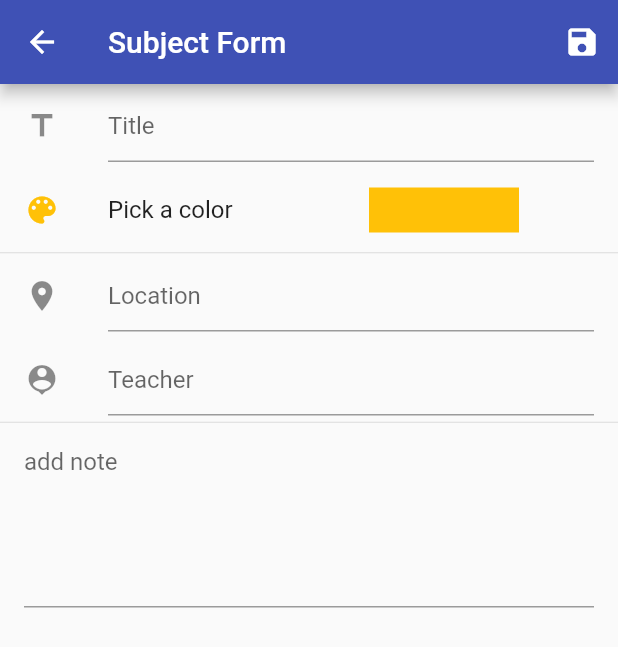
After one commit to kowama/scholar-agenda, a Flutter app: the SubjectForm screen opened by its route, on a phone screen of 412 x 824 dp. The commit adds this screen. Shown: the top 647 px of the screen. Run offline on Flutter 3.47's test engine with Material 2 defaults, Android fonts, the phone set to English and light mode, and no system bars; our stand-ins replace flutter_speed_dial; missing offline and left inert: flutter_material_color_picker.

Commit message:
Subject form base

```diff
--- a/lib/main.dart
+++ b/lib/main.dart
@@ -3,6 +3,7 @@ import 'package:flutter/material.dart';
 import 'package:scholar_agenda/page/agenda/agenda_page.dart';
 import 'package:scholar_agenda/page/home/home_page.dart';
 import 'package:scholar_agenda/page/settings/settings_page.dart';
+import 'package:scholar_agenda/page/subject/subject_form.dart';
 import 'package:scholar_agenda/page/subject/subject_page.dart';
 import 'package:scholar_agenda/page/timetable/timetable_page.dart';
 
@@ -20,6 +21,7 @@ class ScholarAgendaApp extends StatelessWidget {
       routes: <String, WidgetBuilder>{
         AGENDA_PAGE_ROUTE: (BuildContext context) => AgendaPage(),
         SUBJECT_PAGE_ROUTE: (BuildContext context) => SubjectPage(),
+        SUBJECT_FORM_ROUTE: (BuildContext context) => SubjectForm(),
         TIMETABLE_PAGE_ROUTE: (BuildContext context) => TimetablePage(),
         SETTINGS_PAGE_ROUTE: (BuildContext context) => SettingsPage(),
       },
--- /dev/null
+++ b/lib/page/subject/subject_form.dart
@@ -0,0 +1,133 @@
+import 'package:flutter/material.dart';
+import 'package:flutter_material_color_picker/flutter_material_color_picker.dart';
+import 'package:scholar_agenda/model/subject.dart';
+import 'package:scholar_agenda/page/subject/subject_page.dart';
+
+const String SUBJECT_FORM_ROUTE = "/subject/form";
+
+class SubjectForm extends StatefulWidget {
+  SubjectForm({Key key}) : super(key: key);
+  final String title = 'Subject Form';
+  final Subject _subject = Subject();
+
+  @override
+  _SubjectFormState createState() => _SubjectFormState();
+}
+
+class _SubjectFormState extends State<SubjectForm> {
+  Color _currentColor = Colors.amber;
+
+  void _changeColor(Color color) => setState(() => _currentColor = color);
+
+  void _saveSubject() {}
+
+  @override
+  Widget build(BuildContext context) {
+    return Scaffold(
+      appBar: AppBar(
+        title: Text(widget.title),
+        actions: <Widget>[
+          IconButton(
+              icon: Icon(Icons.save),
+              onPressed: () {
+                _saveSubject();
+                Navigator.pushNamed(context, SUBJECT_PAGE_ROUTE);
+              })
+        ],
+      ),
+      body: ListView(
+        children: <Widget>[
+          ListTile(
+            leading: Icon(Icons.title),
+            title: TextField(
+              decoration: InputDecoration(
+                hintText: "Title",
+              ),
+            ),
+          ),
+          ListTile(
+            leading: Icon(
+              Icons.color_lens,
+              color: _currentColor,
+            ),
+            title: Text('Pick a color'),
+            trailing: Container(
+              alignment: Alignment.center,
+              margin: EdgeInsets.only(right: 50),
+              width: 100,
+              height: 30,
+              color: _currentColor,
+            ),
+            onTap: () {
+              showDialog(
+                context: context,
+                builder: (BuildContext context) {
+                  return AlertDialog(
+                    title: Text('Select a color'),
+                    content: SingleChildScrollView(
+                      child: MaterialColorPicker(
+                        selectedColor: _currentColor,
+                        onColorChange: _changeColor,
+                      ),
+                    ),
+                    actions: <Widget>[
+                      FlatButton(
+                        child: Text("Custom"),
+                        onPressed: () {
+                          Navigator.of(context).pop();
+                        },
+                      ),
+                      FlatButton(
+                        child: Text("Close"),
+                        onPressed: () {
+                          Navigator.of(context).pop();
+                        },
+                      ),
+                      FlatButton(
+                        child: Text("OK"),
+                        onPressed: () {
+                          Navigator.of(context).pop();
+                        },
+                      ),
+                    ],
+                  );
+                },
+              );
+            },
+          ),
+          Divider(
+            height: 1.0,
+          ),
+          ListTile(
+            leading: Icon(Icons.room),
+            title: TextField(
+              decoration: InputDecoration(
+                hintText: "Location",
+              ),
+            ),
+          ),
+          ListTile(
+            leading: Icon(Icons.person_pin),
+            title: TextField(
+              decoration: InputDecoration(
+                hintText: "Teacher",
+              ),
+            ),
+          ),
+          Divider(
+            height: 1.0,
+          ),
+          ListTile(
+            title: TextField(
+              keyboardType: TextInputType.multiline,
+              maxLines: 5,
+              decoration: InputDecoration(
+                hintText: "add note",
+              ),
+            ),
+          )
+        ],
+      ),
+    );
+  }
+}
--- a/lib/page/subject/subject_page.dart
+++ b/lib/page/subject/subject_page.dart
@@ -1,4 +1,5 @@
 import 'package:flutter/material.dart';
+import 'package:scholar_agenda/page/subject/subject_form.dart';
 import '../navigation.dart';
 
 const String SUBJECT_PAGE_ROUTE = "/subject";
@@ -12,8 +13,6 @@ class SubjectPage extends StatefulWidget {
 }
 
 class _SubjectPageState extends State<SubjectPage> {
-  _action() {}
-
   @override
   Widget build(BuildContext context) {
     return Scaffold(
@@ -32,7 +31,7 @@ class _SubjectPageState extends State<SubjectPage> {
         ),
       ),
       floatingActionButton: FloatingActionButton(
-        onPressed: _action(),
+        onPressed: () => Navigator.pushNamed(context, SUBJECT_FORM_ROUTE),
         tooltip: 'Action',
         child: Icon(Icons.add),
       ),
--- a/pubspec.yaml
+++ b/pubspec.yaml
@@ -23,6 +23,9 @@ dependencies:
   # The following adds the Cupertino Icons font to your application.
   # Use with the CupertinoIcons class for iOS style icons.
   cupertino_icons: ^0.1.2
+  flutter_speed_dial: ^1.2.1
+  flutter_material_color_picker: ^1.0.3
+
 
 dev_dependencies:
   flutter_test:
```
Also changed, not shown: lib/model/subject.dart (+1 -6 lines), lib/page/home/home_page.dart (+52 -6 lines), pubspec.lock, 1 other file.
